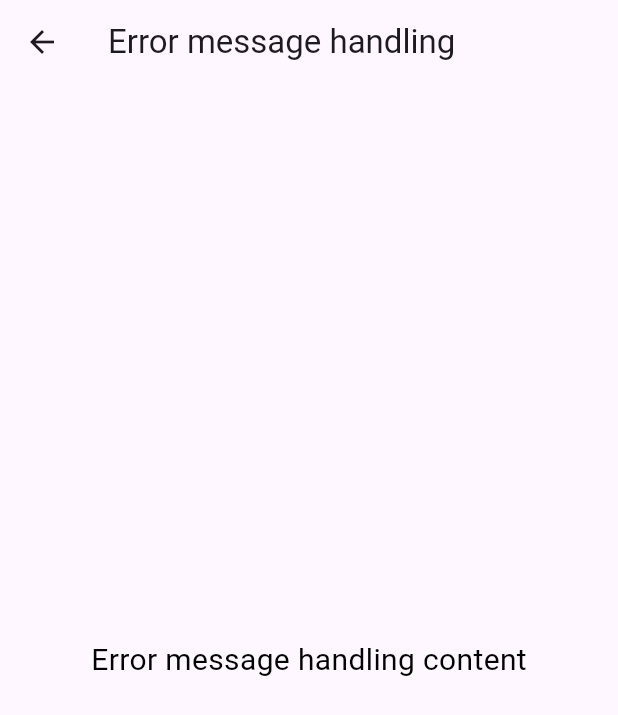
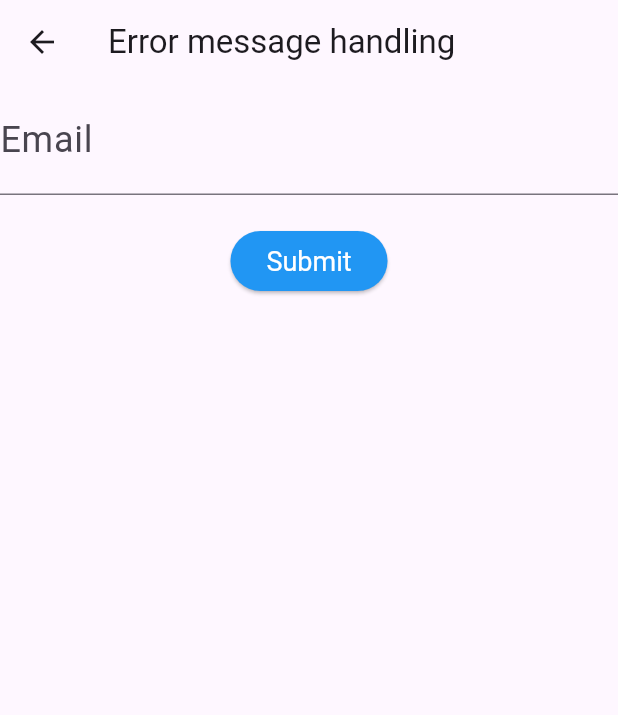
Before and after one commit to mattia-sanfilippo/flutter_hcd_research, a Flutter app: the ErrorMessageHandlingPage screen opened directly, on a phone screen of 412 x 824 dp. Shown: the top 715 px of the screen. Run offline on Flutter 3.47's test engine with Material 3 defaults, Android fonts, the phone set to English and light mode, and no system bars.

Commit message:
feat: user feedback

```diff
--- a/lib/pages/user_feedback/error_message_handling_page.dart
+++ b/lib/pages/user_feedback/error_message_handling_page.dart
@@ -1,11 +1,47 @@
 import 'package:flutter/material.dart';
 
-class ErrorMessageHandlingPage extends StatelessWidget {
+
+class ErrorMessageHandlingPage extends StatefulWidget {
+  @override
+  _ErrorMessageHandlingPageState createState() => _ErrorMessageHandlingPageState();
+}
+
+class _ErrorMessageHandlingPageState extends State<ErrorMessageHandlingPage> {
+  final _formKey = GlobalKey<FormState>();
+  String email = '';
+
+  void _submitForm() {
+    if (_formKey.currentState!.validate()) {
+      print("Valid form");
+    }
+  }
+
   @override
   Widget build(BuildContext context) {
     return Scaffold(
       appBar: AppBar(title: Text('Error message handling')),
-      body: Center(child: Text('Error message handling content')),
+      body: Center(
+        child: Form(
+          key: _formKey,
+          child: Column(
+            children: [
+              TextFormField(
+                decoration: InputDecoration(labelText: 'Email'),
+                validator: (value) {
+                  if (value == null || value.isEmpty) {
+                    return 'Please enter an email';
+                  } else if (!RegExp(r'^[^@]+@[^@]+\.[^@]+').hasMatch(value)) {
+                    return 'Invalid email format';
+                  }
+                  return null;
+                },
+              ),
+              SizedBox(height: 20),
+              ElevatedButton(onPressed: _submitForm, child: Text('Submit')),
+            ],
+          ),
+        ),
+      ),
     );
   }
 }
--- a/lib/pages/user_feedback/haptic_feedback_page.dart
+++ b/lib/pages/user_feedback/haptic_feedback_page.dart
@@ -1,11 +1,17 @@
 import 'package:flutter/material.dart';
+import 'package:flutter/services.dart';
 
 class HapticFeedbackPage extends StatelessWidget {
+
+  void _triggerHapticFeedback() {
+    HapticFeedback.lightImpact();
+  }
+
   @override
   Widget build(BuildContext context) {
     return Scaffold(
       appBar: AppBar(title: Text('Haptic feedback')),
-      body: Center(child: Text('Haptic feedback content')),
+      body: Center(child: ElevatedButton(onPressed: _triggerHapticFeedback, child: Text('Trigger haptic feedback'))),
     );
   }
 }
```
Also changed, not shown: lib/pages/user_feedback/loading_indicators_page.dart (+17 -2 lines), lib/pages/user_feedback/toast_messages_page.dart (+58 -1 lines).
